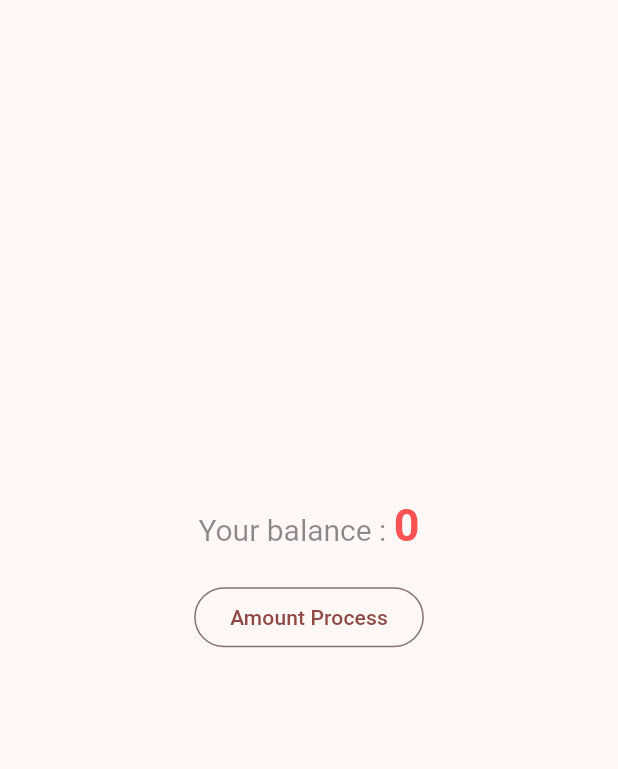
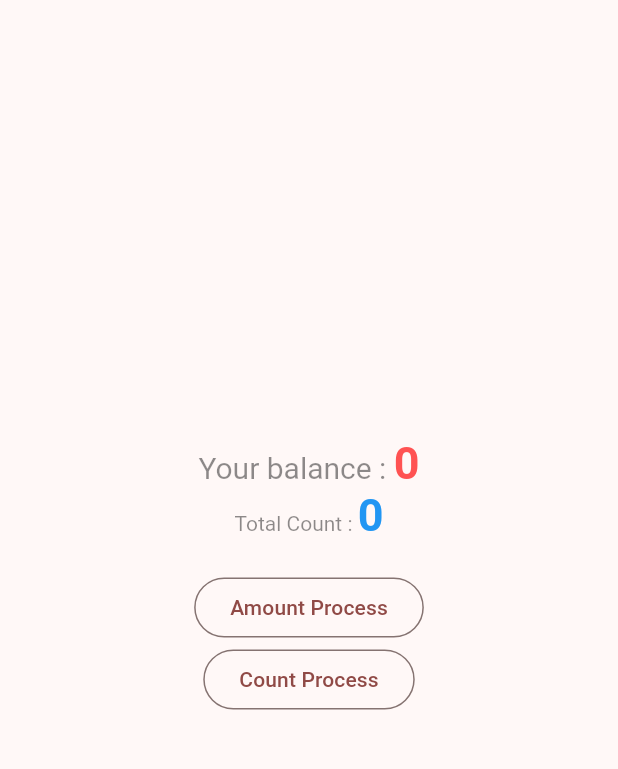
Before and after one commit to rahad-hossen/State-Manage, a Flutter app: the screen it shows after launch, on a phone screen of 412 x 824 dp, the part 84-853 px from its top. Run offline on Flutter 3.47's test engine with Material 3 defaults, Android fonts, the phone set to English and light mode, and no system bars.

Commit message:
Counter added..

```diff
--- a/lib/RemoveAmount.dart
+++ b/lib/RemoveAmount.dart
@@ -38,7 +38,6 @@ class Remove_Amount extends StatelessWidget{
                   },
                   child: Text("Remove")
               ),
-
             ],
           ),
         ),
--- a/lib/main.dart
+++ b/lib/main.dart
@@ -2,16 +2,19 @@ import 'package:flutter/material.dart';
 import 'package:provider/provider.dart';
 import 'package:provider_learn/AddCounter.dart';
 import 'package:provider_learn/provider/counter.dart';
+import 'package:provider_learn/provider/mainCounter.dart';
+
+import 'CountProcess.dart';
 
 void main() {
   runApp(
       // const MyApp()
     MultiProvider(
-        providers: [ChangeNotifierProvider(create: (_){
-          return BalanceCalc();
-        })],
+        providers: [
+          ChangeNotifierProvider(create: (_){return BalanceCalc();}),
+          ChangeNotifierProvider(create: (_){return Counterprocess();})
+        ],
       child: const MyApp(),
-
     )
 
   );
@@ -69,6 +72,15 @@ class _MyHomePageState extends State<MyHomePage> {
                   ],
                 ),
               ),
+              RichText(
+                  text: TextSpan(
+                      style: TextStyle(color: Colors.black45),
+                    children: <TextSpan>[
+                      TextSpan(text: "Total Count : "),
+                      TextSpan(text: "${context.watch<Counterprocess>().Count_Total}",style: TextStyle(fontWeight: FontWeight.bold,fontSize: 30,color: Colors.blue))
+                    ]
+                  )
+              ),
               SizedBox(height: 20),
               Row(
                 mainAxisAlignment: MainAxisAlignment.center,
@@ -76,9 +88,13 @@ class _MyHomePageState extends State<MyHomePage> {
                   OutlinedButton(onPressed: () {
                     Navigator.push(context, MaterialPageRoute(builder: (context) => Add_Amount()));
                   }, child: Text("Amount Process")),
-
                 ],
               ),
+
+              OutlinedButton(onPressed: () {
+                Navigator.push(context, MaterialPageRoute(builder: (context) => Count_Process()));
+              }, child: Text("Count Process")),
+
             ],
           ),
         ),
--- /dev/null
+++ b/lib/provider/mainCounter.dart
@@ -0,0 +1,19 @@
+
+import 'package:flutter/cupertino.dart';
+
+class Counterprocess extends ChangeNotifier{
+
+  var _Count = 0;
+  int get Count_Total => _Count;
+
+  void Increment(){
+    _Count++;
+    notifyListeners();
+  }
+
+  void Decrement(){
+    _Count--;
+    notifyListeners();
+  }
+
+}
```
Also changed, not shown: lib/CountProcess.dart (added, +34 -0 lines).
